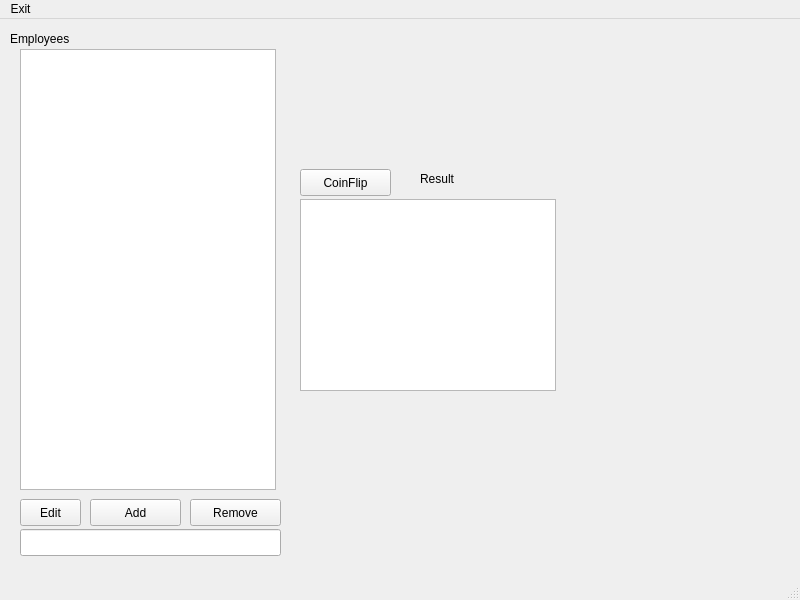
First picture: the form in mainwindow.ui, repository netpipe/QBoss, before the edit.
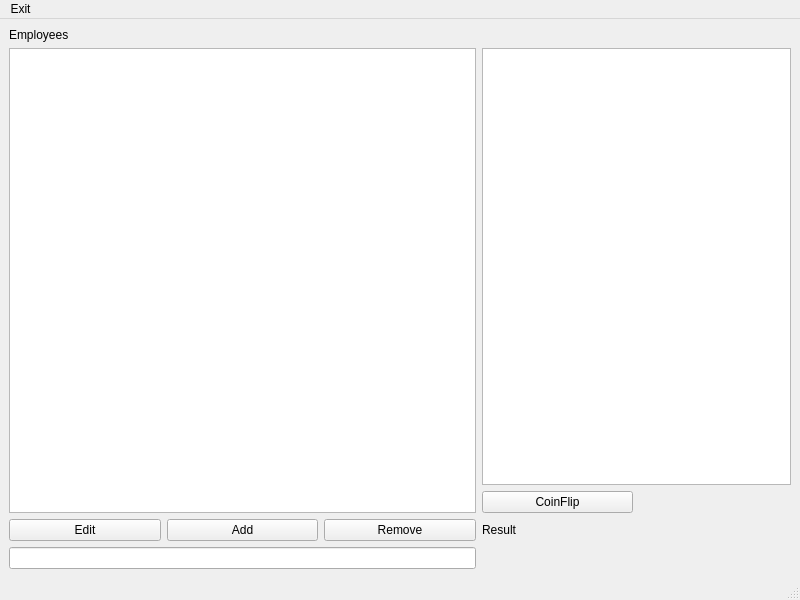
Second picture: the form after the edit.

The edit to the form file:
```diff
--- a/mainwindow.ui
+++ b/mainwindow.ui
@@ -14,114 +14,59 @@
    <string>MainWindow</string>
   </property>
   <widget class="QWidget" name="centralwidget">
+   <layout class="QGridLayout" name="gridLayout">
+    <item row="0" column="0" colspan="2">
    <widget class="QLabel" name="label">
-    <property name="geometry">
-     <rect>
-      <x>10</x>
-      <y>10</y>
-      <width>111</width>
-      <height>19</height>
-     </rect>
-    </property>
     <property name="text">
      <string>Employees</string>
     </property>
    </widget>
-   <widget class="QListWidget" name="listWidget">
-    <property name="geometry">
-     <rect>
-      <x>20</x>
-      <y>30</y>
-      <width>256</width>
-      <height>441</height>
-     </rect>
-    </property>
-   </widget>
-   <widget class="QLabel" name="label_2">
-    <property name="geometry">
-     <rect>
-      <x>420</x>
-      <y>150</y>
-      <width>111</width>
-      <height>19</height>
-     </rect>
-    </property>
+    </item>
+    <item row="1" column="0" rowspan="2" colspan="3">
+     <widget class="QListWidget" name="listWidget"/>
+    </item>
+    <item row="1" column="3" colspan="2">
+     <widget class="QListWidget" name="tosslst"/>
+    </item>
+    <item row="2" column="3">
+     <widget class="QPushButton" name="coinflipbtn">
+      <property name="text">
+       <string>CoinFlip</string>
+      </property>
+     </widget>
+    </item>
+    <item row="3" column="0">
+     <widget class="QPushButton" name="editemployeebtn">
     <property name="text">
-     <string>Result</string>
-    </property>
-   </widget>
+       <string>Edit</string>
+      </property>
+     </widget>
+    </item>
+    <item row="3" column="1">
    <widget class="QPushButton" name="employeeaddbtn">
-    <property name="geometry">
-     <rect>
-      <x>90</x>
-      <y>480</y>
-      <width>91</width>
-      <height>27</height>
-     </rect>
-    </property>
     <property name="text">
      <string>Add</string>
     </property>
    </widget>
+    </item>
+    <item row="3" column="2">
    <widget class="QPushButton" name="employeermbtn">
-    <property name="geometry">
-     <rect>
-      <x>190</x>
-      <y>480</y>
-      <width>91</width>
-      <height>27</height>
-     </rect>
-    </property>
     <property name="text">
      <string>Remove</string>
     </property>
    </widget>
-   <widget class="QPushButton" name="editemployeebtn">
-    <property name="geometry">
-     <rect>
-      <x>20</x>
-      <y>480</y>
-      <width>61</width>
-      <height>27</height>
-     </rect>
-    </property>
+    </item>
+    <item row="4" column="0" colspan="3">
+     <widget class="QLineEdit" name="lineEdit"/>
+    </item>
+    <item row="3" column="3" colspan="2">
+     <widget class="QLabel" name="label_2">
     <property name="text">
-     <string>Edit</string>
-    </property>
-   </widget>
-   <widget class="QPushButton" name="coinflipbtn">
-    <property name="geometry">
-     <rect>
-      <x>300</x>
-      <y>150</y>
-      <width>91</width>
-      <height>27</height>
-     </rect>
-    </property>
-    <property name="text">
-     <string>CoinFlip</string>
-    </property>
-   </widget>
-   <widget class="QListWidget" name="tosslst">
-    <property name="geometry">
-     <rect>
-      <x>300</x>
-      <y>180</y>
-      <width>256</width>
-      <height>192</height>
-     </rect>
-    </property>
-   </widget>
-   <widget class="QLineEdit" name="lineEdit">
-    <property name="geometry">
-     <rect>
-      <x>20</x>
-      <y>510</y>
-      <width>261</width>
-      <height>27</height>
-     </rect>
-    </property>
-   </widget>
+       <string>Result</string>
+      </property>
+     </widget>
+    </item>
+   </layout>
   </widget>
   <widget class="QMenuBar" name="menubar">
    <property name="geometry">
```
Left out of the diff: 2 changed lines with no effect on the pictures. Lines whose indentation alone changed are shown as unchanged.
